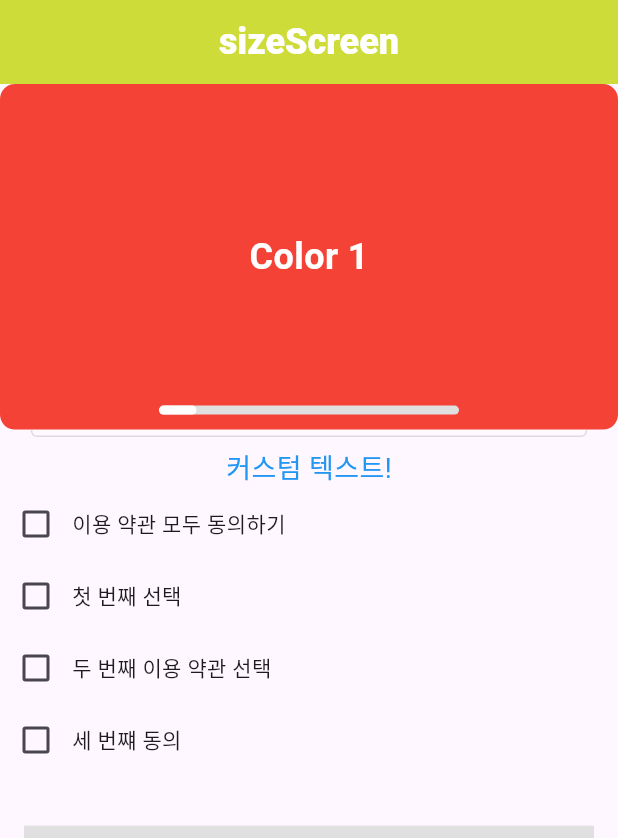
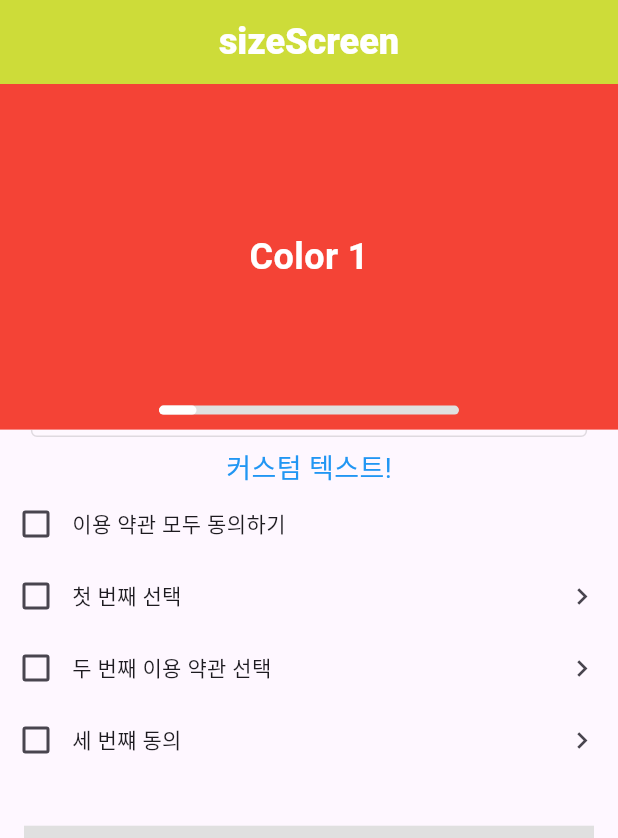
Before and after one commit to Kwontaebin/clean_up_code, a Flutter app: the screen it shows after launch, scrolled down 78 dp, on a phone screen of 412 x 824 dp. Shown: the top 838 px of the screen. Run offline on Flutter 3.47's test engine with Material 3 defaults, Android fonts, the phone set to English and light mode, and no system bars; drawn by our look-alikes of carousel_slider, shimmer; our stand-ins replace dio, fluttertoast.

Commit message:
버튼 클릭 시 숨견진 글자를 보여주는 코드 구현

```diff
--- a/lib/common/component/custom_checkbox.dart
+++ b/lib/common/component/custom_checkbox.dart
@@ -1,24 +1,139 @@
+import 'package:clean_up_code/common/component/custom_show_hide_text.dart';
 import 'package:flutter/material.dart';
 
-Widget customCheckbox({
-  required String text,
-  required bool isChecked,
-  required ValueChanged onChanged,
-}) {
-  return Row(
+class CustomCheckboxWidget extends StatefulWidget {
+  final String text;
+  final bool isChecked;
+  final ValueChanged onChanged;
+  final bool showMoreText;
+  final String showText;
+
+  const CustomCheckboxWidget({
+    super.key,
+    required this.text,
+    required this.isChecked,
+    required this.onChanged,
+    this.showMoreText = true,
+    required this.showText,
+  });
+
+  @override
+  State<CustomCheckboxWidget> createState() => _CustomCheckboxWidgetState();
+}
+
+class _CustomCheckboxWidgetState extends State<CustomCheckboxWidget> {
+  bool iconBtnStatus = false;
+
+  @override
+  Widget build(BuildContext context) {
+    return Column(
+      crossAxisAlignment: CrossAxisAlignment.start, // 왼쪽 정렬
+      children: [
+        Row(
           children: [
             Checkbox(
-        value: isChecked, // 체크박스의 상태
-        onChanged: onChanged,
+              value: widget.isChecked,
+              onChanged: widget.onChanged,
             ),
             GestureDetector(
               onTap: () {
-          onChanged(!isChecked);
+                widget.onChanged(!widget.isChecked);
               },
               child: Text(
-          text,
+                widget.text,
               ),
+            ),
+            const Spacer(), // 나머지 위젯과 IconButton 사이에 가변 공간 추가
+            widget.showMoreText
+                ? IconButton(
+                    onPressed: () {
+                      setState(() {
+                        iconBtnStatus = !iconBtnStatus;
+                      });
+                    },
+                    iconSize: 22.0,
+                    icon: iconBtnStatus
+                        ? const Icon(Icons.keyboard_arrow_down)
+                        : const Icon(Icons.keyboard_arrow_right),
                   )
+                : const SizedBox(),
+          ],
+        ),
+        if (iconBtnStatus)
+          customTextShowHide(
+            text: widget.showText,
+          ),
       ],
     );
   }
+}
+
+// import 'package:clean_up_code/common/component/custom_show_hide_text.dart';
+// import 'package:flutter/material.dart';
+//
+// class CustomCheckboxWidget extends StatefulWidget {
+//   final String text;
+//   final bool isChecked;
+//   final ValueChanged onChanged;
+//   final bool showMoreText;
+//   final String showText;
+//
+//   const CustomCheckboxWidget({
+//     super.key,
+//     required this.text,
+//     required this.isChecked,
+//     required this.onChanged,
+//     this.showMoreText = true,
+//     required this.showText,
+//   });
+//
+//   @override
+//   State<CustomCheckboxWidget> createState() => _CustomCheckboxWidgetState();
+// }
+//
+// class _CustomCheckboxWidgetState extends State<CustomCheckboxWidget> {
+//   bool iconBtnStatus = false;
+//
+//   @override
+//   Widget build(BuildContext context) {
+//     return Column(
+//       crossAxisAlignment: CrossAxisAlignment.start, // 왼쪽 정렬
+//       children: [
+//         Row(
+//           children: [
+//             Checkbox(
+//               value: widget.isChecked,
+//               onChanged: widget.onChanged,
+//             ),
+//             GestureDetector(
+//               onTap: () {
+//                 widget.onChanged(!widget.isChecked);
+//               },
+//               child: Text(
+//                 widget.text,
+//               ),
+//             ),
+//             const Spacer(), // 나머지 위젯과 IconButton 사이에 가변 공간 추가
+//             widget.showMoreText
+//                 ? IconButton(
+//               onPressed: () {
+//                 setState(() {
+//                   iconBtnStatus = !iconBtnStatus;
+//                 });
+//               },
+//               iconSize: 22.0,
+//               icon: iconBtnStatus
+//                   ? const Icon(Icons.keyboard_arrow_down)
+//                   : const Icon(Icons.keyboard_arrow_right),
+//             )
+//                 : const SizedBox(),
+//           ],
+//         ),
+//         if (iconBtnStatus)
+//           customTextShowHide(
+//             text: widget.showText,
+//           ),
+//       ],
+//     );
+//   }
+// }
--- a/lib/setting_device_size/view/size.dart
+++ b/lib/setting_device_size/view/size.dart
@@ -22,6 +22,7 @@ class _SizeScreenState extends State<SizeScreen> {
   final myController = TextEditingController();
   List<bool> checkStatus = [false, false, false, false];
   List<String> checkBoxText = ["첫 번째 선택", "두 번째 이용 약관 선택", "세 번쨰 동의"];
+  List<String> showMoreText = ["첫 번째 글자 더보기 \n줄바꿈 까지 완벽하게", "두 번째 이용 약관 선택 더보기 \n줄바꿈 까지 완벽하게", "세 번쨰 동의 약관 더보기 \n줄바꿈 까지 완벽하게"];
 
   @override
   void initState() {
@@ -47,7 +48,7 @@ class _SizeScreenState extends State<SizeScreen> {
       checkStatus[index] = value;
 
       if (checkStatus[1] && checkStatus[2] && checkStatus[3]) checkStatus[0] = true;
-      else if(!checkStatus[1] || !checkStatus[2] || !checkStatus[3]) checkStatus[0] = false;
+      else if (!checkStatus[1] || !checkStatus[2] || !checkStatus[3]) checkStatus[0] = false;
     });
   }
 
@@ -93,15 +94,17 @@ class _SizeScreenState extends State<SizeScreen> {
                           textColor: Colors.blue,
                           textSize: 18,
                         ),
-                        customCheckbox(
+                        CustomCheckboxWidget(
                           text: '이용 약관 모두 동의하기',
+                          showMoreText: false,
                           isChecked: checkStatus[0],
                           onChanged: (value) {
                             checkAllCheckBox(value);
-                          }
+                          },
+                          showText: '',
                         ),
                         for (int i = 1; i < checkStatus.length; i++)
-                          customCheckbox(
+                          CustomCheckboxWidget(
                             text: checkBoxText[i - 1],
                             isChecked: checkStatus[i],
                             onChanged: (value) {
@@ -109,6 +112,7 @@ class _SizeScreenState extends State<SizeScreen> {
                                 updateCheckStatus(i, value!);
                               });
                             },
+                            showText: showMoreText[i - 1],
                           ),
                       ],
                     ),
--- a/lib/slide_img/view/slideImg.dart
+++ b/lib/slide_img/view/slideImg.dart
@@ -50,7 +50,6 @@ class _ImgSlideScreenState extends State<ImgSlideScreen> {
                     width: double.infinity, // 슬라이드 아이템이 화면 너비 전체를 차지하도록 설정
                     decoration: BoxDecoration(
                       color: color,
-                      borderRadius: BorderRadius.circular(10),
                     ),
                     child: Center(
                       child: Text(
```
Also changed, not shown: lib/common/component/custom_show_hide_text.dart (added, +26 -0 lines). Lines whose indentation alone changed are shown as unchanged.
